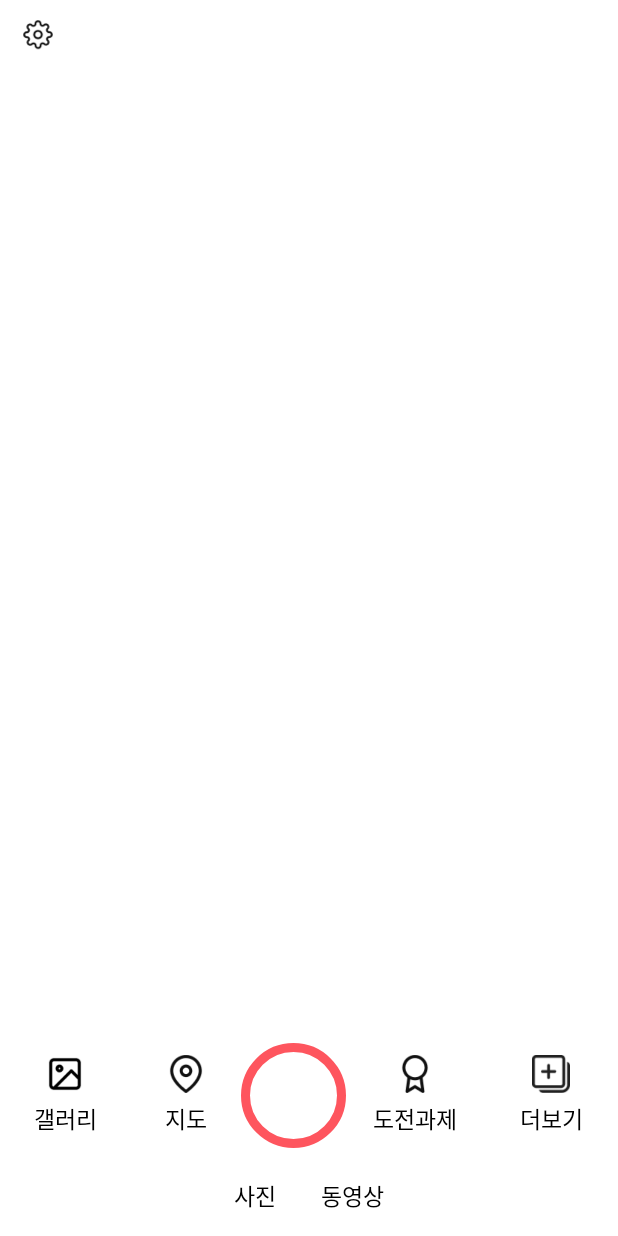
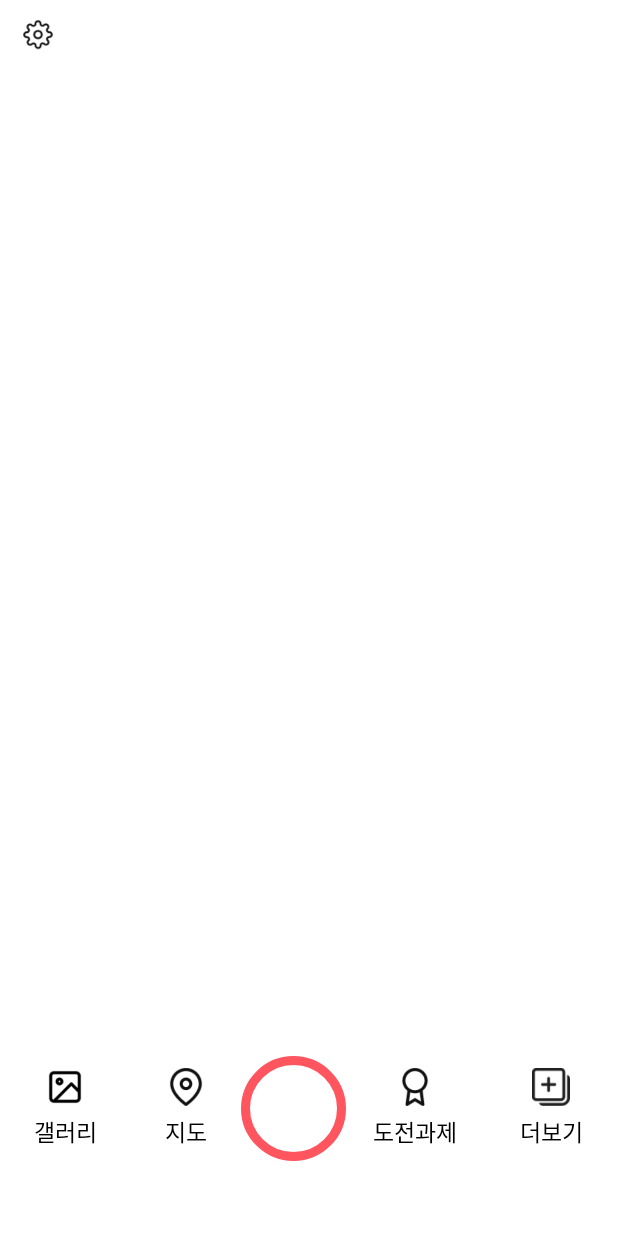
Before and after one commit to STPhotoZone/photoZone, an Android app: the CameraActivity screen opened directly, with no data from a screen before it, on a phone screen of 412 x 824 dp. Run offline under Robolectric (Android 15) with nearby library versions, the phone set to English and light mode, and no system bars; our stand-ins replace Firebase (no records; nobody signed in at launch, a user with empty details on screens opened directly); libraries missing offline, so code that uses them is left out: com.google.ar.core, com.google.ar.sceneform; 2 statements that could not run were skipped.

Commit message:
전의정_수정

```diff
--- a/app/src/main/java/com/example/helper/VideoRecorder.java
+++ b/app/src/main/java/com/example/helper/VideoRecorder.java
@@ -104,7 +104,7 @@ public class VideoRecorder {
     private void buildFilename() {
         if (videoDirectory == null) {
             Log.d("dir", videoDirectory+"");
-            videoDirectory = new File(String.valueOf(Environment.getExternalStoragePublicDirectory("/DCIM/Camera/"))); // 갤러리 접근
+            videoDirectory = new File(String.valueOf(Environment.getExternalStoragePublicDirectory("/DCIM/Camera/STphotozone"))); // 갤러리 접근
                     //new File(Environment.getExternalStoragePublicDirectory(Environment.DIRECTORY_PICTURES) + "/STphotozone");
             Log.d("dir", videoDirectory+"");
         }
--- a/app/src/main/java/com/example/stphotozone/CameraActivity.java
+++ b/app/src/main/java/com/example/stphotozone/CameraActivity.java
@@ -74,6 +74,12 @@ public class CameraActivity extends AppCompatActivity implements
     private ArFragment arFragment;
     Anchor cloudAnchor;
 
+    // check model
+    public int checkModel;
+
+    // check place
+    public String checkPlace;
+
     // check the phone' hardware
     // checking whether the API version of the running Android >=24
     public static boolean checkCameraSystem(Activity activity) {
@@ -98,6 +104,10 @@ public class CameraActivity extends AppCompatActivity implements
     protected void onCreate(Bundle savedInstanceState) {
         super.onCreate(savedInstanceState);
         setContentView(R.layout.activity_camera);
+
+        // 지도에서 위치 정보 받기
+        Intent intent = getIntent();
+        checkPlace = intent.getStringExtra("place");
 
         // 카메라 촬영을 위한..
         if(ActivityCompat.checkSelfPermission(this, Manifest.permission.WRITE_EXTERNAL_STORAGE)
@@ -189,16 +199,14 @@ public class CameraActivity extends AppCompatActivity implements
         gallery.setOnClickListener(new View.OnClickListener() { // 갤러리 액티비티
             @Override
             public void onClick(View view) {
-                // 이 부분 다름!!!!!!!!!!!
-
-//                Intent intent = new Intent(Intent.ACTION_PICK); // 갤러리에 접근하도록 선택하게 설정
-//                intent.setType(android.provider.MediaStore.Images.Media.CONTENT_TYPE);
-//                intent.setType("image/*"); // 이미지 저장하는 애들만 열도록!!!
+                Intent intent = new Intent(Intent.ACTION_PICK); // 갤러리에 접근하도록 선택하게 설정
+                intent.setType(android.provider.MediaStore.Images.Media.CONTENT_TYPE);
+                intent.setType("image/*"); // 이미지 저장하는 애들만 열도록!!!
+                startActivity(intent);
+//                Intent intent = new Intent();
+//                intent.setType("image/*");
+//                intent.setAction(Intent.ACTION_GET_CONTENT);
 //                startActivity(intent);
-                Intent intent = new Intent();
-                intent.setType("image/*");
-                intent.setAction(Intent.ACTION_GET_CONTENT);
-                startActivity(intent);
             }
         });
 
@@ -209,16 +217,16 @@ public class CameraActivity extends AppCompatActivity implements
             public void onClick(View view) {
                 // 모델 불러오기
                 // 짧은 코드로 reolve할 모델 찾기!!
-                firebaseManager.getCloudAnchorId(148, cloudAnchorId -> { // firebase에서 찾아보세용~
+                int shortCode = selectModel(checkPlace);
+                firebaseManager.getCloudAnchorId(shortCode, cloudAnchorId -> { // firebase에서 찾아보세용~
                     if(cloudAnchorId == null || cloudAnchorId.isEmpty()){
-                        Toast.makeText(getApplicationContext(), "A Cloud Anchor ID for the short code " + 147 + " was not found.", Toast.LENGTH_SHORT).show(); // 찾을 수 없다!!
+                        Toast.makeText(getApplicationContext(), "A Cloud Anchor ID for the short code" + " was not found.", Toast.LENGTH_SHORT).show(); // 찾을 수 없다!!
                         return;
                     }
 
                     cloudAnchor = arFragment.getArSceneView().getSession().resolveCloudAnchor(cloudAnchorId); // 해당 위치로 Anchor 가져오기
 
                 }, model -> {
-                    Log.d("fuu2", cloudAnchor+"");
                     createModel(cloudAnchor, model); // 모델 만들어!
                     Toast.makeText(getApplicationContext(), "Now resolving anchor...", Toast.LENGTH_SHORT).show();
                 });
@@ -275,10 +283,13 @@ public class CameraActivity extends AppCompatActivity implements
                 .build()
                 .thenAccept(modelRenderable -> {
                     placeModel(anchor, modelRenderable);
+                    checkModel = model; // 모델 확인
+                    update(); // 도전과제 정보 업데이트
                 })
                 .exceptionally(throwable -> {
                     Toast.makeText(
                             this, "Unable to load model", Toast.LENGTH_LONG).show();
+                    checkModel = -1;
                     return null;
                 });
     }
@@ -296,6 +307,23 @@ public class CameraActivity extends AppCompatActivity implements
                 .animate(true).start();
         arFragment.getArSceneView().getScene().addChild(anchorNode);
         model.select();
+    }
+
+    // 장소에 따른 모델 선택
+    public int selectModel(String place){
+        if(place == "미래관") return 159;
+        if(place == "다산관") return 153;
+        if(place == "붕어방") return 152;
+        return 158; // 아휴
+    }
+
+    // 모델 확인
+    public int getCheckModel(){
+        return checkModel;
+    }
+
+    // 도전과제 정보 업데이트
+    public void update(){
 
     }
 
--- a/app/src/main/java/com/example/stphotozone/CloudActivity.java
+++ b/app/src/main/java/com/example/stphotozone/CloudActivity.java
@@ -99,7 +99,6 @@ public class CloudActivity extends AppCompatActivity {
 
         });
 
-
         // 업데이트 될 때마다 실행!!
         arFragment.getArSceneView().getScene().addOnUpdateListener(frameTime -> {
             if(appAnchorState != AppAnchorState.HOSTING) return;
@@ -174,7 +173,6 @@ public class CloudActivity extends AppCompatActivity {
                         cloudAnchor = arFragment.getArSceneView().getSession().resolveCloudAnchor(cloudAnchorId); // 해당 위치로 Anchor 가져오기
 
                     }, model -> {
-                        Log.d("fuu2", cloudAnchor+"");
                         createModel(cloudAnchor, model); // 모델 만들어!
                     });
 
--- a/app/src/main/res/layout/activity_camera.xml
+++ b/app/src/main/res/layout/activity_camera.xml
@@ -213,26 +213,8 @@
             android:orientation="horizontal"
             android:gravity="center"
             android:layout_marginTop="20dp"
-            android:layout_marginBottom="5dp">
+            android:layout_marginBottom="20dp">
 
-            <TextView
-                android:id="@+id/picture"
-                android:layout_width="wrap_content"
-                android:layout_height="wrap_content"
-                android:layout_marginRight="30dp"
-                android:fontFamily="@font/regular"
-                android:text="사진"
-                android:textSize="15dp"
-                android:textColor="@color/black" />
-
-            <TextView
-                android:id="@+id/video"
-                android:layout_width="wrap_content"
-                android:layout_height="wrap_content"
-                android:fontFamily="@font/regular"
-                android:text="동영상"
-                android:textSize="15dp"
-                android:textColor="@color/black" />
         </LinearLayout>
 
     </LinearLayout>
```
Also changed, not shown: app/src/main/java/com/example/stphotozone/MapActivity.java (+13 -1 lines).
